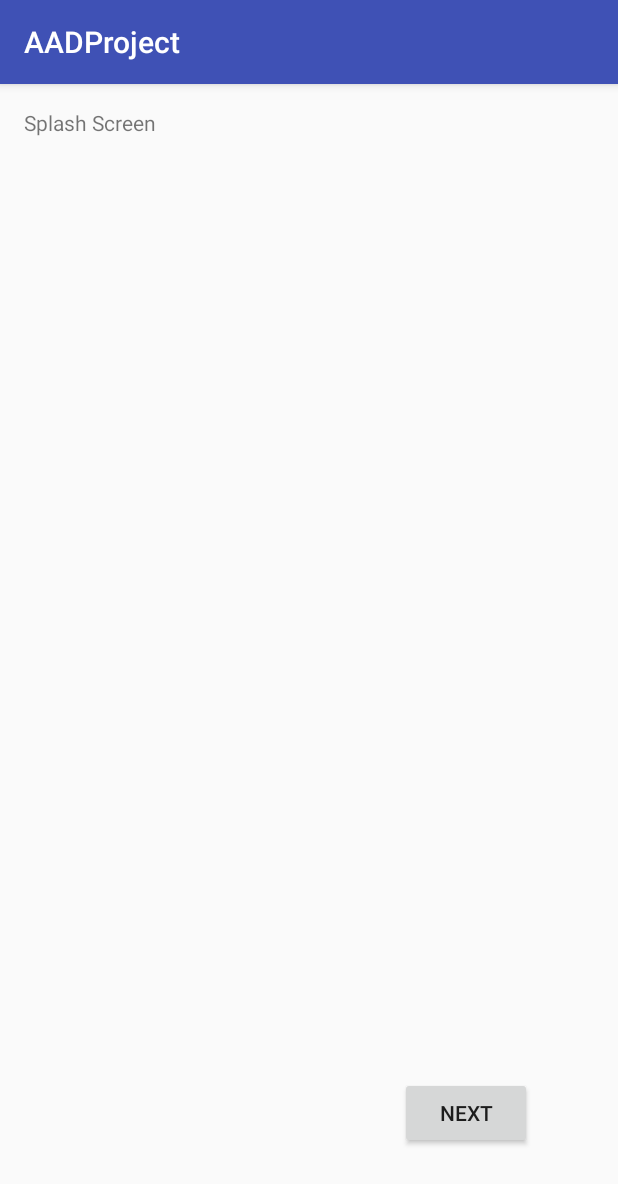
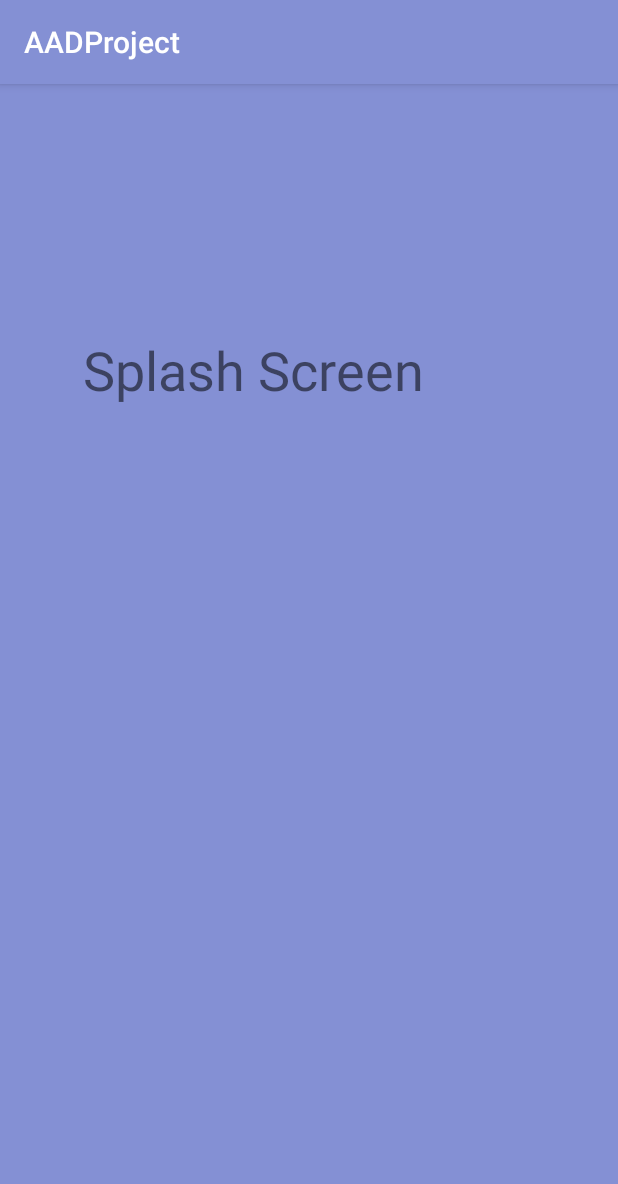
Before and after one commit to LuisP1995/Advanced-Analysis-and-Design, an Android app: the first screen one second after launch (SplashScreen), on a phone screen of 412 x 824 dp. Shown: the top 1184 px of the screen. Run offline under Robolectric (Android 15) with nearby library versions, the phone set to English and light mode, and no system bars.

Commit message:
Splash Screen

```diff
--- a/AADProject/app/src/main/java/com/example/rebecca/aadproject/SplashScreen.java
+++ b/AADProject/app/src/main/java/com/example/rebecca/aadproject/SplashScreen.java
@@ -1,27 +1,24 @@
 package com.example.rebecca.aadproject;
 
 import android.content.Intent;
+import android.os.Handler;
 import android.support.v7.app.AppCompatActivity;
 import android.os.Bundle;
-import android.view.View;
-import android.widget.Button;
 
-public class SplashScreen extends AppCompatActivity implements View.OnClickListener {
+public class SplashScreen extends AppCompatActivity {
 
     @Override
     protected void onCreate(Bundle savedInstanceState) {
         super.onCreate(savedInstanceState);
         setContentView(R.layout.activity_splash);
-//        Thread myThread = new Thread(); //for splash screen purposes
 
-        Button button = (Button) findViewById(R.id.button);
-        button.setOnClickListener(SplashScreen.this);
-    }
-
-    @Override
-    public void onClick(View v)
-    {
-        Intent newIntent = new Intent(SplashScreen.this, MainScreen.class); //Instead main to CreateProfile
-        startActivity(newIntent);
+        new Handler().postDelayed(new Runnable(){
+            @Override
+            public void run() {
+                Intent mainIntent = new Intent(SplashScreen.this,MainScreen.class);
+                SplashScreen.this.startActivity(mainIntent);
+                SplashScreen.this.finish();
+            }
+        }, 1000);
     }
 }
--- a/AADProject/app/src/main/res/layout/activity_splash.xml
+++ b/AADProject/app/src/main/res/layout/activity_splash.xml
@@ -8,25 +8,20 @@
     android:paddingLeft="@dimen/activity_horizontal_margin"
     android:paddingRight="@dimen/activity_horizontal_margin"
     android:paddingTop="@dimen/activity_vertical_margin"
-    tools:context="com.example.rebecca.aadproject.SplashScreen">
+    tools:context="com.example.rebecca.aadproject.SplashScreen"
+    android:background="@color/colorPrimary">
 
     <TextView
         android:layout_width="wrap_content"
         android:layout_height="wrap_content"
         android:text="Splash Screen"
+        android:id="@+id/textView6"
+        android:textSize="36sp"
+        android:layout_marginTop="150dp"
         android:layout_alignParentTop="true"
         android:layout_alignParentLeft="true"
-        android:layout_alignParentStart="true" />
+        android:layout_alignParentStart="true"
+        android:layout_marginLeft="39dp"
+        android:layout_marginStart="39dp" />
 
-    <Button
-        android:text="Next"
-        android:layout_width="wrap_content"
-        android:layout_height="wrap_content"
-        android:layout_marginRight="41dp"
-        android:layout_marginEnd="41dp"
-        android:layout_marginBottom="42dp"
-        android:layout_alignParentBottom="true"
-        android:layout_alignParentRight="true"
-        android:layout_alignParentEnd="true"
-        android:id="@+id/button" />
 </RelativeLayout>
--- a/AADProject/app/src/main/res/values/colors.xml
+++ b/AADProject/app/src/main/res/values/colors.xml
@@ -1,6 +1,6 @@
 <?xml version="1.0" encoding="utf-8"?>
 <resources>
-    <color name="colorPrimary">#3F51B5</color>
-    <color name="colorPrimaryDark">#303F9F</color>
+    <color name="colorPrimary">#8490d4</color>
+    <color name="colorPrimaryDark">#303f9f</color>
     <color name="colorAccent">#FF4081</color>
 </resources>
```
Also changed, not shown: AADProject/app/src/main/java/com/example/rebecca/aadproject/MainScreen.java (+20 -0 lines), AADProject/app/src/main/java/com/example/rebecca/aadproject/TutorialScreen.java (+25 -1 lines).
